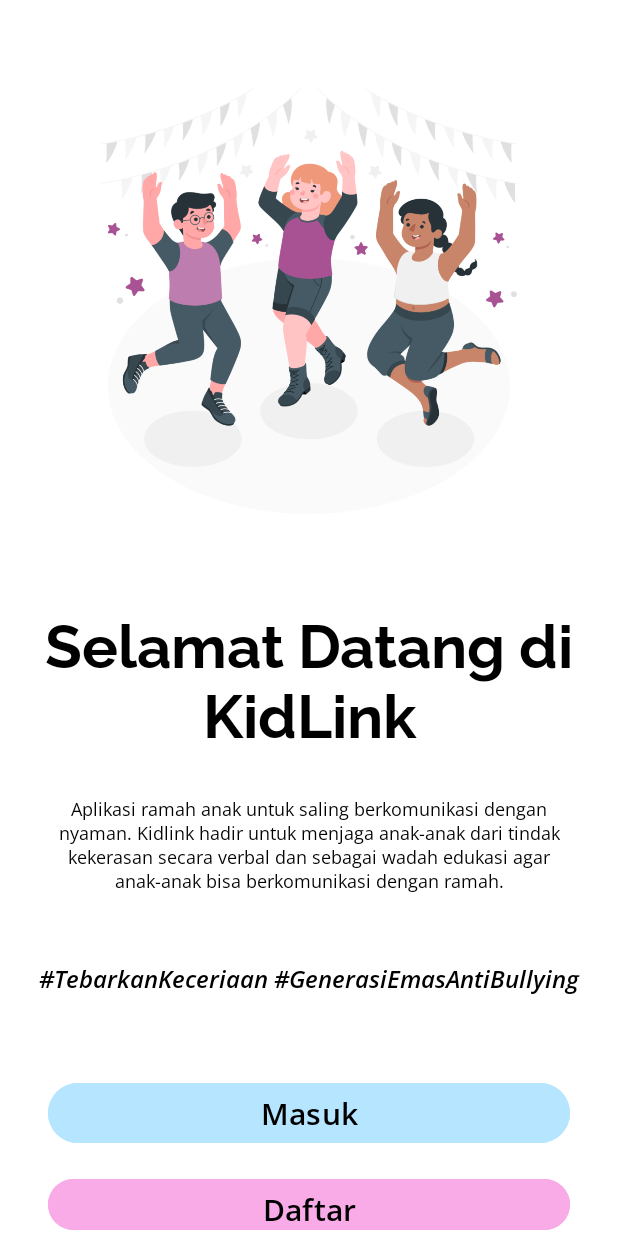
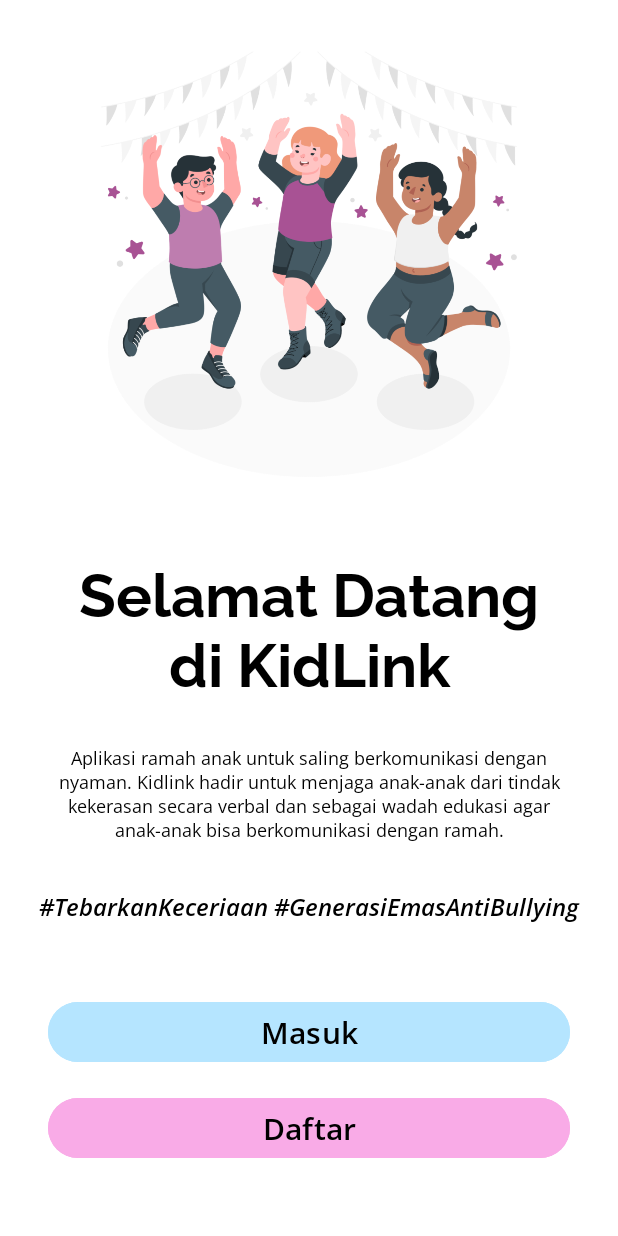
Before and after one commit to hokacristian/KidLink1, an Android app: the layout activity_welcome.xml on its own in the app's theme, with its tools: preview values and no code run, on a phone screen of 412 x 824 dp. Run offline under Robolectric (Android 15) with nearby library versions, the phone set to English and light mode, and no system bars.

Commit message:
Memperbaiki Tampilan Halaman Auth dengan ConstraintLayout (Welcome, Signup, Login) V2

```diff
--- a/app/src/main/res/layout/activity_welcome.xml
+++ b/app/src/main/res/layout/activity_welcome.xml
@@ -1,6 +1,7 @@
 <?xml version="1.0" encoding="utf-8"?>
-<RelativeLayout xmlns:android="http://schemas.android.com/apk/res/android"
+<androidx.constraintlayout.widget.ConstraintLayout xmlns:android="http://schemas.android.com/apk/res/android"
     xmlns:tools="http://schemas.android.com/tools"
+    xmlns:app="http://schemas.android.com/apk/res-auto"
     android:layout_width="match_parent"
     android:layout_height="match_parent"
     android:background="@color/white"
@@ -10,74 +11,119 @@
         android:id="@+id/imageViewHeader"
         android:layout_width="300dp"
         android:layout_height="300dp"
-        android:layout_centerHorizontal="true"
+        app:layout_constraintBottom_toTopOf="@+id/guidelineHorizontal"
+        app:layout_constraintEnd_toEndOf="parent"
+        app:layout_constraintStart_toStartOf="parent"
+        app:layout_constraintTop_toTopOf="parent"
         android:contentDescription="@string/welcome_image_description"
-        android:layout_marginVertical="50dp"
         android:src="@drawable/welcome" />
 
     <TextView
         android:id="@+id/titleTextView"
-        android:layout_width="wrap_content"
+        android:layout_width="0dp"
         android:layout_height="wrap_content"
         android:layout_below="@id/imageViewHeader"
+        android:layout_marginHorizontal="32dp"
+        android:layout_marginVertical="16dp"
         android:fontFamily="@font/raleway_bold"
-        android:gravity="center"
+        android:textAlignment="center"
         android:text="@string/welcome_text"
         android:textColor="@color/black"
-        android:textSize="40sp" />
+        android:textSize="40sp"
+        app:layout_constraintEnd_toEndOf="parent"
+        app:layout_constraintHorizontal_bias="0.0"
+        app:layout_constraintStart_toStartOf="parent"
+        app:layout_constraintTop_toTopOf="@+id/guidelineHorizontal"/>
 
     <TextView
         android:id="@+id/textViewDescription"
-        android:layout_width="360dp"
+        android:layout_width="0dp"
         android:layout_height="wrap_content"
         android:layout_below="@id/titleTextView"
-        android:layout_centerHorizontal="true"
+        android:textAlignment="center"
+        android:layout_marginHorizontal="32dp"
         android:layout_marginVertical="30dp"
         android:fontFamily="@font/opensans_regular"
         android:gravity="center"
         android:text="@string/description_text"
         android:textColor="@color/black"
-        android:textSize="12sp" />
+        android:textSize="12sp"
+        app:layout_constraintEnd_toEndOf="parent"
+        app:layout_constraintHorizontal_bias="1.0"
+        app:layout_constraintStart_toStartOf="parent"
+        app:layout_constraintTop_toBottomOf="@+id/titleTextView"
+        />
 
     <TextView
         android:id="@+id/hastag"
-        android:layout_width="match_parent"
+        android:layout_width="0dp"
         android:layout_height="wrap_content"
         android:layout_below="@id/textViewDescription"
         android:layout_centerHorizontal="true"
-        android:layout_marginVertical="16dp"
+        android:layout_marginVertical="32dp"
         android:fontFamily="@font/opensans_semibolditalic"
-        android:gravity="center"
+        android:textAlignment="center"
         android:text="@string/hastag"
         android:textColor="@color/black"
-        android:textSize="16sp" />
+        android:textSize="16sp"
+        app:layout_constraintEnd_toEndOf="parent"
+        app:layout_constraintHorizontal_bias="1.0"
+        app:layout_constraintStart_toStartOf="parent"
+        app:layout_constraintTop_toBottomOf="@+id/textViewDescription"
+        />
 
     <Button
         android:id="@+id/loginButton"
         android:layout_width="match_parent"
         android:layout_height="wrap_content"
         android:layout_below="@id/hastag"
-        android:layout_marginStart="32dp"
-        android:layout_marginTop="38dp"
-        android:layout_marginEnd="32dp"
+        android:layout_marginHorizontal="32dp"
+        android:layout_marginVertical="48dp"
         android:backgroundTint="@color/diamond"
         android:fontFamily="@font/opensans_semibold"
         android:text="@string/login"
         android:textColor="@color/black"
-        android:textSize="20sp" />
+        android:textSize="20sp"
+        app:layout_constraintEnd_toStartOf="@+id/guidelineVertical"
+        app:layout_constraintHorizontal_bias="1.0"
+        app:layout_constraintStart_toStartOf="parent"
+        app:layout_constraintTop_toBottomOf="@+id/hastag"
+        />
 
     <Button
         android:id="@+id/signupButton"
         android:layout_width="match_parent"
         android:layout_height="wrap_content"
         android:layout_below="@id/loginButton"
-        android:layout_marginStart="32dp"
-        android:layout_marginTop="16dp"
-        android:layout_marginEnd="32dp"
+        android:layout_marginHorizontal="32dp"
+        android:layout_marginVertical="16dp"
         android:backgroundTint="@color/lavender_rose"
         android:fontFamily="@font/opensans_semibold"
         android:text="@string/register"
         android:textColor="@color/black"
-        android:textSize="20sp" />
+        android:textSize="20sp"
+        app:layout_constraintEnd_toEndOf="parent"
+        app:layout_constraintHorizontal_bias="0.0"
+        app:layout_constraintStart_toStartOf="@+id/guidelineVertical"
+        app:layout_constraintTop_toBottomOf="@+id/loginButton"
+        />
 
-</RelativeLayout>
+    <androidx.constraintlayout.widget.Guideline
+        android:id="@+id/guidelineHorizontal"
+        android:layout_width="wrap_content"
+        android:layout_height="64dp"
+        android:orientation="horizontal"
+        app:layout_constraintEnd_toEndOf="parent"
+        app:layout_constraintGuide_begin="350dp"
+        app:layout_constraintStart_toStartOf="parent" />
+
+    <androidx.constraintlayout.widget.Guideline
+        android:id="@+id/guidelineVertical"
+        android:layout_width="wrap_content"
+        android:layout_height="64dp"
+        android:orientation="vertical"
+        app:layout_constraintEnd_toEndOf="parent"
+        app:layout_constraintGuide_percent="0.5"
+        app:layout_constraintStart_toStartOf="parent" />
+
+</androidx.constraintlayout.widget.ConstraintLayout>
```
Also changed, not shown: app/src/main/res/layout/activity_login.xml (+26 -12 lines), app/src/main/res/layout/activity_signup.xml (+36 -15 lines).
